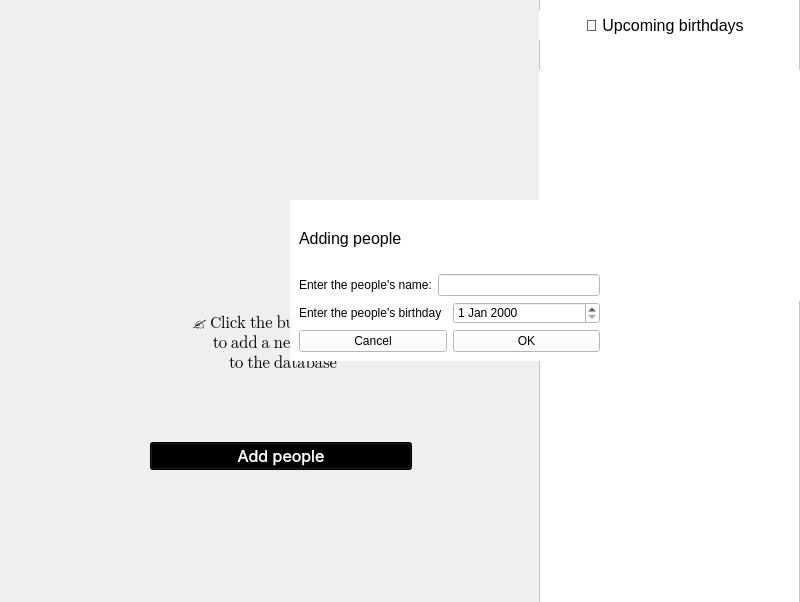
First picture: the form in Brithday-App/mainwindow.ui, repository SerhiyTo/Birthday-App, before the edit.
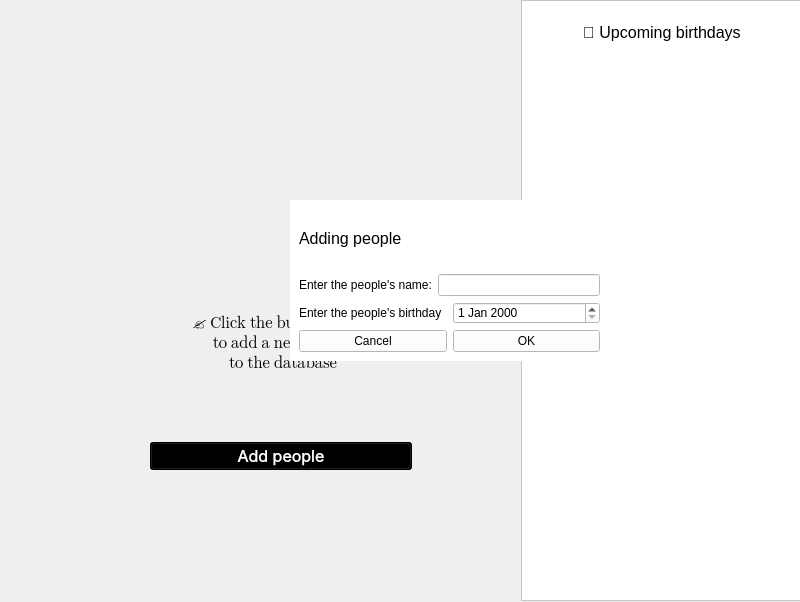
Second picture: the form after the edit. Icons and pictures are not drawn.

Commit message: Added date counter

```diff
--- a/Brithday-App/mainwindow.ui
+++ b/Brithday-App/mainwindow.ui
@@ -172,10 +172,10 @@
    <widget class="QFrame" name="frame">
     <property name="geometry">
      <rect>
-      <x>539</x>
-      <y>-10</y>
-      <width>261</width>
-      <height>621</height>
+      <x>521</x>
+      <y>0</y>
+      <width>281</width>
+      <height>601</height>
      </rect>
     </property>
     <property name="styleSheet">
@@ -190,10 +190,10 @@
     <widget class="QWidget" name="layoutWidget">
      <property name="geometry">
       <rect>
-       <x>0</x>
-       <y>20</y>
-       <width>251</width>
-       <height>30</height>
+       <x>12</x>
+       <y>12</y>
+       <width>257</width>
+       <height>41</height>
       </rect>
      </property>
      <layout class="QHBoxLayout" name="horizontalLayout_2">
@@ -240,10 +240,10 @@
     <widget class="QWidget" name="verticalLayoutWidget">
      <property name="geometry">
       <rect>
-       <x>0</x>
-       <y>80</y>
+       <x>12</x>
+       <y>69</y>
        <width>261</width>
-       <height>231</height>
+       <height>521</height>
       </rect>
      </property>
      <layout class="QVBoxLayout" name="laForData"/>
```
Left out of the diff: 4 changed lines with no effect on the pictures. The commit also changes 1 other file.
